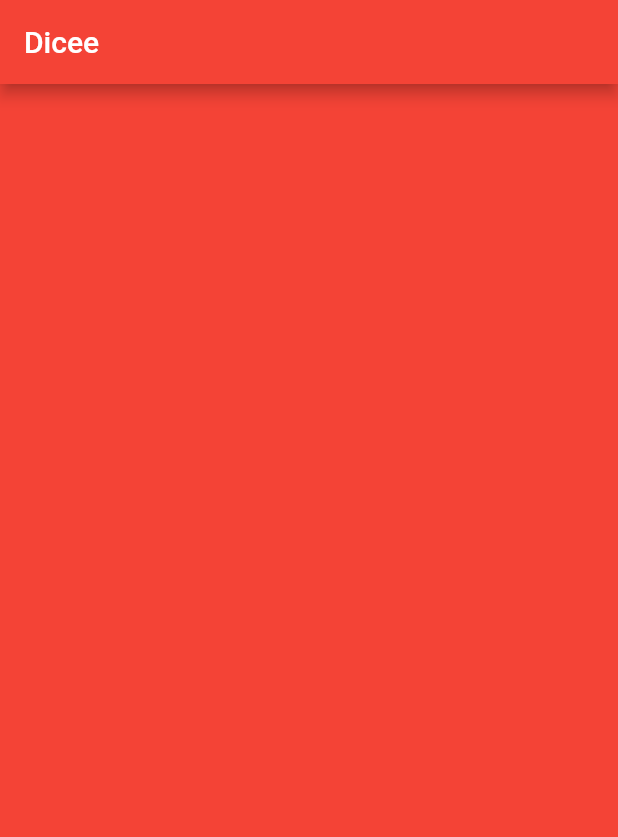
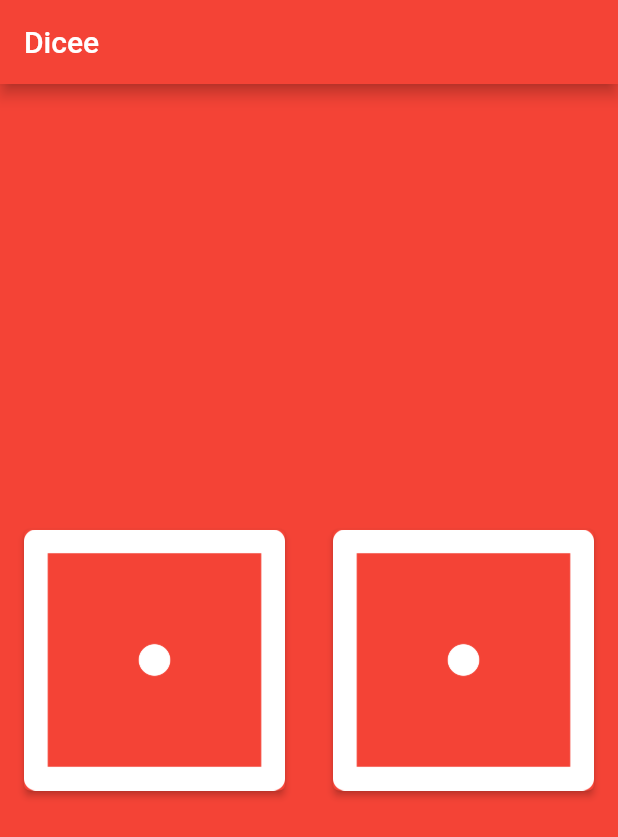
Before and after one commit to Suly0k/dicee_game_flutter, a Flutter app: the screen it shows after launch, on a phone screen of 412 x 824 dp. Shown: the top 837 px of the screen. Run offline on Flutter 3.47's test engine with Material 2 defaults, Android fonts, the phone set to English and light mode, and no system bars.

Commit message:
Finished project

```diff
--- a/lib/main.dart
+++ b/lib/main.dart
@@ -1,11 +1,26 @@
+//import 'package:flutter/foundation.dart';
 import 'package:flutter/material.dart';
+import 'dart:math';
 
 void main() {
   return runApp(const DicePage());
 }
 
-class DicePage extends StatelessWidget {
+class DicePage extends StatefulWidget {
   const DicePage({Key? key}) : super(key: key);
+
+  @override
+  State<DicePage> createState() => _DicePageState();
+}
+
+class _DicePageState extends State<DicePage> {
+  int leftDiceNumber = 1;
+  int rightDiceNumber = 1;
+
+  void change() {
+    rightDiceNumber = Random().nextInt(6) + 1; //szoki 1-6
+    leftDiceNumber = Random().nextInt(6) + 1;
+  }
 
   // This widget is the root of your application.
   @override
@@ -19,6 +34,52 @@ class DicePage extends StatelessWidget {
           title: const Text('Dicee'),
           backgroundColor: Colors.red,
         ),
+        body: Center(
+          child: Row(
+            children: [
+              Expanded(
+                child: Padding(
+                  padding: const EdgeInsets.all(16.0),
+                  child: ElevatedButton(
+                    onPressed: () {
+                      setState(
+                        () {
+                          change();
+                        },
+                      );
+                    },
+                    style: ButtonStyle(
+                      backgroundColor: MaterialStateProperty.all(Colors.red),
+                      padding: MaterialStateProperty.all(
+                        const EdgeInsets.all(0.0),
+                      ),
+                    ),
+                    child: Image.asset('images/dice$leftDiceNumber.png'),
+                  ),
+                ),
+              ),
+              Expanded(
+                child: Padding(
+                  padding: const EdgeInsets.all(16.0),
+                  child: ElevatedButton(
+                    onPressed: () {
+                      setState(() {
+                        change();
+                      });
+                    },
+                    style: ButtonStyle(
+                      backgroundColor: MaterialStateProperty.all(Colors.red),
+                      padding: MaterialStateProperty.all(
+                        const EdgeInsets.all(0.0),
+                      ),
+                    ),
+                    child: Image.asset('images/dice$rightDiceNumber.png'),
+                  ),
+                ),
+              ),
+            ],
+          ),
+        ),
       ),
     );
   }
```
